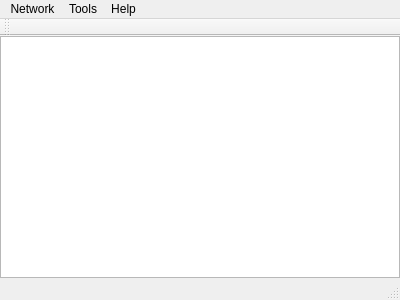
master-gekus/lanchat, file lanchat/main_window.ui: the form before one commit.
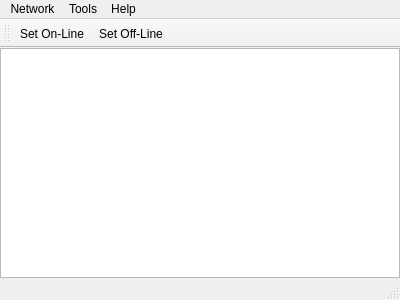
The form after the commit.

Commit message:
[NOT FOR MASTER] Testing helper for working with user list
All ok

Diff of the .ui file:
```diff
--- a/lanchat/main_window.ui
+++ b/lanchat/main_window.ui
@@ -94,6 +94,8 @@
    <attribute name="toolBarBreak">
     <bool>false</bool>
    </attribute>
+   <addaction name="actionSetOnLine"/>
+   <addaction name="actionSetOffLine"/>
   </widget>
   <widget class="QStatusBar" name="statusBar"/>
   <action name="actionAbout">
@@ -123,6 +125,16 @@
     <string>View and change global settings</string>
    </property>
   </action>
+  <action name="actionSetOffLine">
+   <property name="text">
+    <string>Set Off-Line</string>
+   </property>
+  </action>
+  <action name="actionSetOnLine">
+   <property name="text">
+    <string>Set On-Line</string>
+   </property>
+  </action>
  </widget>
  <layoutdefault spacing="6" margin="11"/>
  <resources/>
```
The commit also changes 2 other files.
